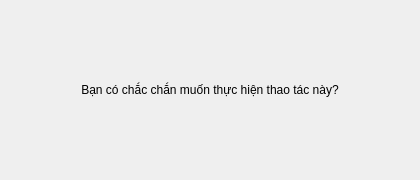
The window that ui/dialog.ui (thinh-doan/sales-and-warehouse-management-system) describes before a commit, drawn with Qt 5.
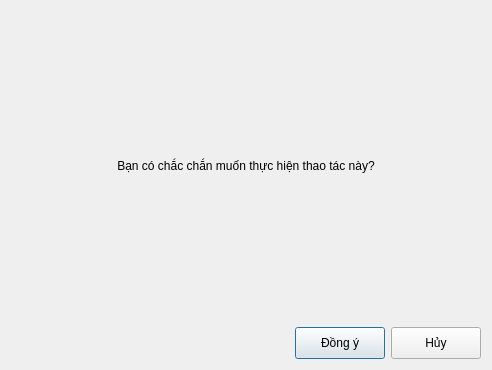
The same window after the commit.

```diff
--- a/ui/dialog.ui
+++ b/ui/dialog.ui
@@ -6,8 +6,8 @@
    <rect>
     <x>0</x>
     <y>0</y>
-    <width>420</width>
-    <height>180</height>
+    <width>492</width>
+    <height>370</height>
    </rect>
   </property>
   <property name="windowTitle">
@@ -36,6 +36,49 @@
      </property>
     </widget>
    </item>
+   <item>
+    <layout class="QHBoxLayout" name="horizontalLayoutButtons">
+     <item>
+      <spacer name="horizontalSpacer">
+       <property name="orientation">
+        <enum>Qt::Horizontal</enum>
+       </property>
+       <property name="sizeHint" stdset="0">
+        <size>
+         <width>40</width>
+         <height>20</height>
+        </size>
+       </property>
+      </spacer>
+     </item>
+     <item>
+      <widget class="QPushButton" name="btnConfirm">
+       <property name="minimumSize">
+        <size>
+         <width>90</width>
+         <height>32</height>
+        </size>
+       </property>
+       <property name="text">
+        <string>Đồng ý</string>
+       </property>
+      </widget>
+     </item>
+     <item>
+      <widget class="QPushButton" name="btnCancel">
+       <property name="minimumSize">
+        <size>
+         <width>90</width>
+         <height>32</height>
+        </size>
+       </property>
+       <property name="text">
+        <string>Hủy</string>
+       </property>
+      </widget>
+     </item>
+    </layout>
+   </item>
   </layout>
  </widget>
  <resources/>
```
